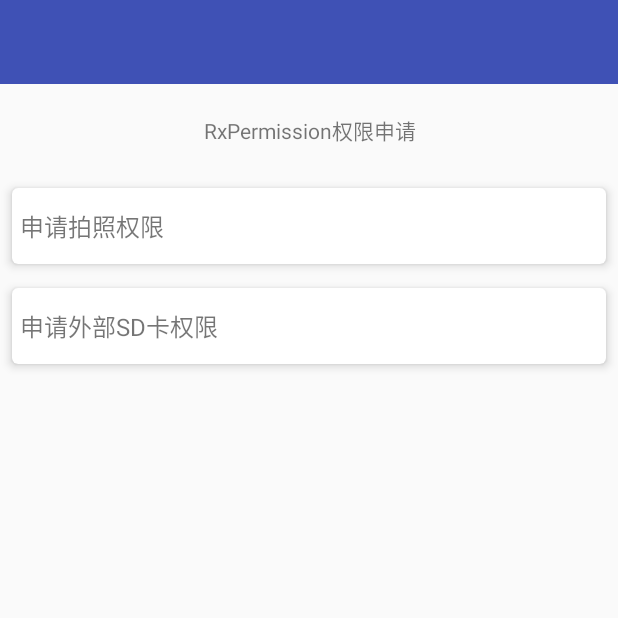
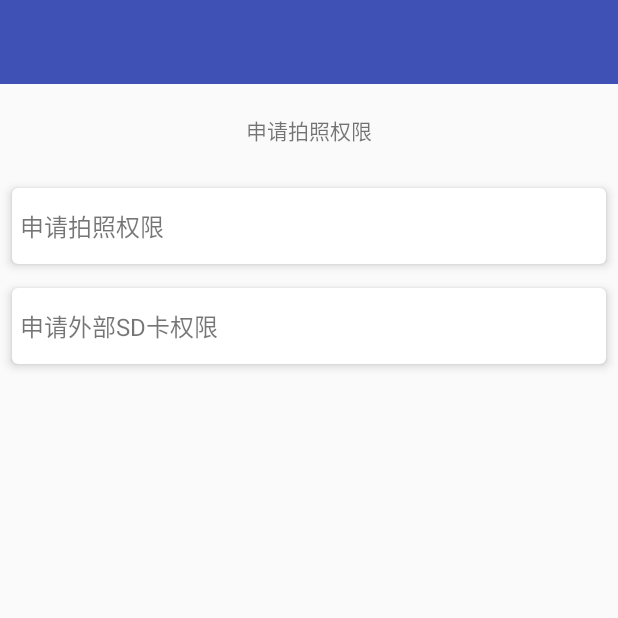
Before and after one commit to WeiRing/TestProject, an Android app: the RxPermissionsActivity screen opened directly, with no data from a screen before it, on a phone screen of 412 x 824 dp, the top half of it. Run offline under Robolectric (Android 15) with nearby library versions, the phone set to English and light mode, and no system bars; our stand-ins replace ButterKnife; libraries missing offline, so code that uses them is left out: com.blankj.utilcode, com.tbruyelle.rxpermissions, rx.functions; 1 statement that could not run was skipped.

Commit message:
提交测试...

```diff
--- a/app/src/main/res/layout/activity_rx_permissions.xml
+++ b/app/src/main/res/layout/activity_rx_permissions.xml
@@ -10,7 +10,7 @@
 
     <TextView
         style="@style/hintTextStyle"
-        android:text="RxPermission权限申请"/>
+        android:text="@string/permission_camera"/>
 
 
     <android.support.v7.widget.CardView
@@ -19,6 +19,7 @@
         android:layout_margin="8dp"
         app:cardCornerRadius="4dp"
         app:cardElevation="4dp">
+
 
         <TextView
             android:id="@+id/request_camera_permission"
--- a/app/src/main/res/values/strings.xml
+++ b/app/src/main/res/values/strings.xml
@@ -54,4 +54,5 @@
     <string name="permission_sd">申请外部SD卡权限</string>
 
 
+
 </resources>
```
